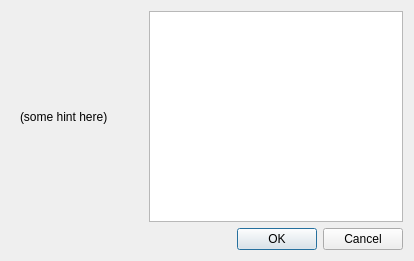
tapple/animik, file src/NewFileDialog.ui: the form before one commit.
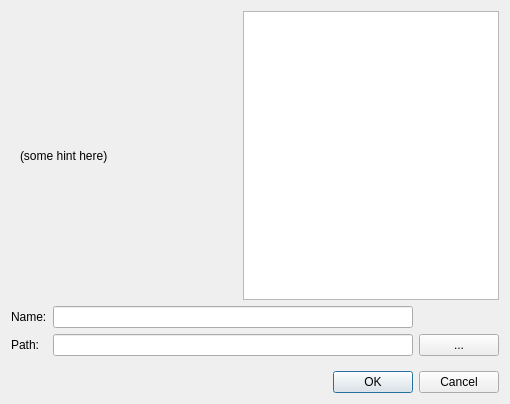
The form after the commit.

The edit to the form file:
```diff
--- a/src/NewFileDialog.ui
+++ b/src/NewFileDialog.ui
@@ -6,8 +6,8 @@
    <rect>
     <x>0</x>
     <y>0</y>
-    <width>414</width>
-    <height>261</height>
+    <width>510</width>
+    <height>404</height>
    </rect>
   </property>
   <property name="sizePolicy">
@@ -28,6 +28,12 @@
      <layout class="QVBoxLayout" name="verticalLayout">
       <item>
        <widget class="QLabel" name="label">
+        <property name="sizePolicy">
+         <sizepolicy hsizetype="Preferred" vsizetype="Preferred">
+          <horstretch>0</horstretch>
+          <verstretch>0</verstretch>
+         </sizepolicy>
+        </property>
         <property name="text">
          <string>(some hint here)</string>
         </property>
@@ -46,7 +52,7 @@
      </property>
     </widget>
    </item>
-   <item row="1" column="0">
+   <item row="4" column="0">
     <spacer name="horizontalSpacer">
      <property name="orientation">
       <enum>Qt::Horizontal</enum>
@@ -59,7 +65,7 @@
      </property>
     </spacer>
    </item>
-   <item row="1" column="1">
+   <item row="4" column="1">
     <widget class="QDialogButtonBox" name="buttonBox">
      <property name="orientation">
       <enum>Qt::Horizontal</enum>
@@ -69,6 +75,76 @@
      </property>
     </widget>
    </item>
+   <item row="2" column="0" colspan="2">
+    <widget class="QWidget" name="selectLocationWidget" native="true">
+     <property name="enabled">
+      <bool>true</bool>
+     </property>
+     <property name="sizePolicy">
+      <sizepolicy hsizetype="Expanding" vsizetype="Maximum">
+       <horstretch>0</horstretch>
+       <verstretch>0</verstretch>
+      </sizepolicy>
+     </property>
+     <property name="minimumSize">
+      <size>
+       <width>0</width>
+       <height>25</height>
+      </size>
+     </property>
+     <layout class="QGridLayout" name="gridLayout_2">
+      <property name="leftMargin">
+       <number>0</number>
+      </property>
+      <property name="topMargin">
+       <number>0</number>
+      </property>
+      <property name="rightMargin">
+       <number>0</number>
+      </property>
+      <item row="1" column="0">
+       <widget class="QLabel" name="label_2">
+        <property name="text">
+         <string>Path:</string>
+        </property>
+       </widget>
+      </item>
+      <item row="1" column="2">
+       <widget class="QLineEdit" name="pathLineEdit">
+        <property name="sizePolicy">
+         <sizepolicy hsizetype="Expanding" vsizetype="Fixed">
+          <horstretch>0</horstretch>
+          <verstretch>0</verstretch>
+         </sizepolicy>
+        </property>
+       </widget>
+      </item>
+      <item row="1" column="3">
+       <widget class="QPushButton" name="pushButton">
+        <property name="toolTip">
+         <string>Browse</string>
+        </property>
+        <property name="autoFillBackground">
+         <bool>false</bool>
+        </property>
+        <property name="text">
+         <string>...</string>
+        </property>
+       </widget>
+      </item>
+      <item row="0" column="0">
+       <widget class="QLabel" name="label_3">
+        <property name="text">
+         <string>Name:</string>
+        </property>
+       </widget>
+      </item>
+      <item row="0" column="2">
+       <widget class="QLineEdit" name="nameLineEdit"/>
+      </item>
+     </layout>
+    </widget>
+   </item>
   </layout>
  </widget>
  <resources/>
```
Left out of the diff: 4 changed lines with no effect on the pictures.
